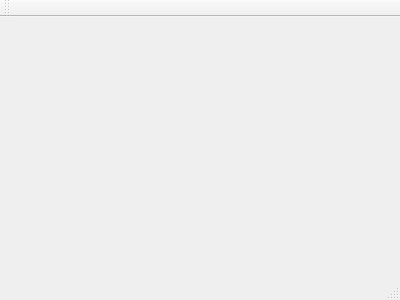
First picture: the form in mainwindow.ui, repository OlexandrI/SidleAnn, before the edit.
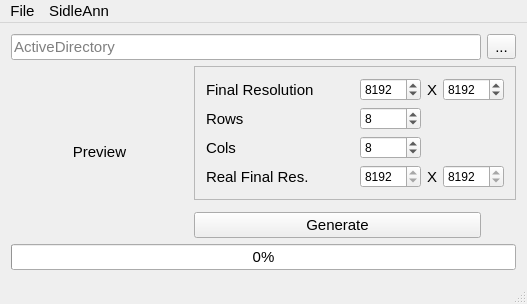
Second picture: the form after the edit.

Patch:
```diff
--- a/mainwindow.ui
+++ b/mainwindow.ui
@@ -1,24 +1,380 @@
 <ui version="4.0">
  <class>MainWindow</class>
- <widget class="QMainWindow" name="MainWindow" >
-  <property name="geometry" >
+ <widget class="QMainWindow" name="MainWindow">
+  <property name="geometry">
    <rect>
     <x>0</x>
     <y>0</y>
-    <width>400</width>
-    <height>300</height>
+    <width>527</width>
+    <height>296</height>
    </rect>
   </property>
-  <property name="windowTitle" >
+  <property name="font">
+   <font>
+    <pointsize>11</pointsize>
+   </font>
+  </property>
+  <property name="windowTitle">
    <string>MainWindow</string>
   </property>
-  <widget class="QMenuBar" name="menuBar" />
-  <widget class="QToolBar" name="mainToolBar" />
-  <widget class="QWidget" name="centralWidget" />
-  <widget class="QStatusBar" name="statusBar" />
+  <widget class="QWidget" name="centralWidget">
+   <layout class="QGridLayout" name="gridLayout_2">
+    <item row="1" column="1" colspan="2">
+     <widget class="QFrame" name="frame">
+      <property name="frameShape">
+       <enum>QFrame::StyledPanel</enum>
+      </property>
+      <property name="frameShadow">
+       <enum>QFrame::Raised</enum>
+      </property>
+      <layout class="QGridLayout" name="gridLayout">
+       <item row="0" column="0">
+        <widget class="QLabel" name="label">
+         <property name="text">
+          <string>Final Resolution</string>
+         </property>
+        </widget>
+       </item>
+       <item row="0" column="1">
+        <spacer name="horizontalSpacer">
+         <property name="orientation">
+          <enum>Qt::Horizontal</enum>
+         </property>
+         <property name="sizeHint" stdset="0">
+          <size>
+           <width>40</width>
+           <height>20</height>
+          </size>
+         </property>
+        </spacer>
+       </item>
+       <item row="0" column="2">
+        <widget class="QSpinBox" name="FinalSizeX">
+         <property name="font">
+          <font>
+           <pointsize>9</pointsize>
+          </font>
+         </property>
+         <property name="minimum">
+          <number>16</number>
+         </property>
+         <property name="maximum">
+          <number>16384</number>
+         </property>
+         <property name="singleStep">
+          <number>2</number>
+         </property>
+         <property name="value">
+          <number>8192</number>
+         </property>
+        </widget>
+       </item>
+       <item row="0" column="3">
+        <widget class="QLabel" name="label_2">
+         <property name="text">
+          <string>X</string>
+         </property>
+        </widget>
+       </item>
+       <item row="0" column="4">
+        <widget class="QSpinBox" name="FinalSizeY">
+         <property name="font">
+          <font>
+           <pointsize>9</pointsize>
+          </font>
+         </property>
+         <property name="minimum">
+          <number>16</number>
+         </property>
+         <property name="maximum">
+          <number>16384</number>
+         </property>
+         <property name="singleStep">
+          <number>2</number>
+         </property>
+         <property name="value">
+          <number>8192</number>
+         </property>
+        </widget>
+       </item>
+       <item row="1" column="0">
+        <widget class="QLabel" name="label_3">
+         <property name="text">
+          <string>Rows</string>
+         </property>
+        </widget>
+       </item>
+       <item row="1" column="1">
+        <spacer name="horizontalSpacer_2">
+         <property name="orientation">
+          <enum>Qt::Horizontal</enum>
+         </property>
+         <property name="sizeHint" stdset="0">
+          <size>
+           <width>40</width>
+           <height>20</height>
+          </size>
+         </property>
+        </spacer>
+       </item>
+       <item row="1" column="2">
+        <widget class="QSpinBox" name="NumRows">
+         <property name="font">
+          <font>
+           <pointsize>9</pointsize>
+          </font>
+         </property>
+         <property name="minimum">
+          <number>1</number>
+         </property>
+         <property name="maximum">
+          <number>128</number>
+         </property>
+         <property name="singleStep">
+          <number>1</number>
+         </property>
+         <property name="value">
+          <number>8</number>
+         </property>
+        </widget>
+       </item>
+       <item row="2" column="0">
+        <widget class="QLabel" name="label_4">
+         <property name="text">
+          <string>Cols</string>
+         </property>
+        </widget>
+       </item>
+       <item row="2" column="1">
+        <spacer name="horizontalSpacer_3">
+         <property name="orientation">
+          <enum>Qt::Horizontal</enum>
+         </property>
+         <property name="sizeHint" stdset="0">
+          <size>
+           <width>40</width>
+           <height>20</height>
+          </size>
+         </property>
+        </spacer>
+       </item>
+       <item row="2" column="2">
+        <widget class="QSpinBox" name="NumCols">
+         <property name="font">
+          <font>
+           <pointsize>9</pointsize>
+          </font>
+         </property>
+         <property name="minimum">
+          <number>1</number>
+         </property>
+         <property name="maximum">
+          <number>128</number>
+         </property>
+         <property name="singleStep">
+          <number>1</number>
+         </property>
+         <property name="value">
+          <number>8</number>
+         </property>
+        </widget>
+       </item>
+       <item row="3" column="0">
+        <widget class="QLabel" name="label_5">
+         <property name="text">
+          <string>Real Final Res.</string>
+         </property>
+        </widget>
+       </item>
+       <item row="3" column="1">
+        <spacer name="horizontalSpacer_4">
+         <property name="orientation">
+          <enum>Qt::Horizontal</enum>
+         </property>
+         <property name="sizeHint" stdset="0">
+          <size>
+           <width>40</width>
+           <height>20</height>
+          </size>
+         </property>
+        </spacer>
+       </item>
+       <item row="3" column="2">
+        <widget class="QSpinBox" name="FinalSizeX_2">
+         <property name="font">
+          <font>
+           <pointsize>9</pointsize>
+          </font>
+         </property>
+         <property name="readOnly">
+          <bool>true</bool>
+         </property>
+         <property name="minimum">
+          <number>16</number>
+         </property>
+         <property name="maximum">
+          <number>16384</number>
+         </property>
+         <property name="singleStep">
+          <number>2</number>
+         </property>
+         <property name="value">
+          <number>8192</number>
+         </property>
+        </widget>
+       </item>
+       <item row="3" column="3">
+        <widget class="QLabel" name="label_6">
+         <property name="text">
+          <string>X</string>
+         </property>
+        </widget>
+       </item>
+       <item row="3" column="4">
+        <widget class="QSpinBox" name="FinalSizeY_2">
+         <property name="font">
+          <font>
+           <pointsize>9</pointsize>
+          </font>
+         </property>
+         <property name="readOnly">
+          <bool>true</bool>
+         </property>
+         <property name="minimum">
+          <number>16</number>
+         </property>
+         <property name="maximum">
+          <number>16384</number>
+         </property>
+         <property name="singleStep">
+          <number>2</number>
+         </property>
+         <property name="value">
+          <number>8192</number>
+         </property>
+        </widget>
+       </item>
+      </layout>
+     </widget>
+    </item>
+    <item row="3" column="1">
+     <widget class="QPushButton" name="pushButton">
+      <property name="text">
+       <string>Generate</string>
+      </property>
+     </widget>
+    </item>
+    <item row="4" column="0" colspan="3">
+     <widget class="QProgressBar" name="progressBar">
+      <property name="value">
+       <number>0</number>
+      </property>
+      <property name="textVisible">
+       <bool>true</bool>
+      </property>
+     </widget>
+    </item>
+    <item row="0" column="2">
+     <widget class="QToolButton" name="toolButton">
+      <property name="text">
+       <string>...</string>
+      </property>
+      <property name="toolButtonStyle">
+       <enum>Qt::ToolButtonIconOnly</enum>
+      </property>
+     </widget>
+    </item>
+    <item row="1" column="0" rowspan="3">
+     <widget class="QLabel" name="previewField">
+      <property name="text">
+       <string>Preview</string>
+      </property>
+      <property name="alignment">
+       <set>Qt::AlignCenter</set>
+      </property>
+     </widget>
+    </item>
+    <item row="2" column="1">
+     <spacer name="verticalSpacer">
+      <property name="orientation">
+       <enum>Qt::Vertical</enum>
+      </property>
+      <property name="sizeHint" stdset="0">
+       <size>
+        <width>20</width>
+        <height>4</height>
+       </size>
+      </property>
+     </spacer>
+    </item>
+    <item row="0" column="0" colspan="2">
+     <widget class="QLineEdit" name="tActiveDirectory">
+      <property name="readOnly">
+       <bool>true</bool>
+      </property>
+      <property name="placeholderText">
+       <string>ActiveDirectory</string>
+      </property>
+     </widget>
+    </item>
+   </layout>
+  </widget>
+  <widget class="QMenuBar" name="menuBar">
+   <property name="geometry">
+    <rect>
+     <x>0</x>
+     <y>0</y>
+     <width>527</width>
+     <height>21</height>
+    </rect>
+   </property>
+   <widget class="QMenu" name="menuSidleAnn">
+    <property name="title">
+     <string>File</string>
+    </property>
+    <addaction name="actionOpen_dir"/>
+    <addaction name="actionGenerate"/>
+    <addaction name="actionExit"/>
+   </widget>
+   <widget class="QMenu" name="menuSidleAnn_2">
+    <property name="title">
+     <string>SidleAnn</string>
+    </property>
+    <addaction name="actionSettings"/>
+    <addaction name="separator"/>
+    <addaction name="actionAbout"/>
+   </widget>
+   <addaction name="menuSidleAnn"/>
+   <addaction name="menuSidleAnn_2"/>
+  </widget>
+  <widget class="QStatusBar" name="statusBar"/>
+  <action name="actionSettings">
+   <property name="text">
+    <string>Settings</string>
+   </property>
+  </action>
+  <action name="actionAbout">
+   <property name="text">
+    <string>about</string>
+   </property>
+  </action>
+  <action name="actionOpen_dir">
+   <property name="text">
+    <string>Open dir</string>
+   </property>
+  </action>
+  <action name="actionGenerate">
+   <property name="text">
+    <string>Generate</string>
+   </property>
+  </action>
+  <action name="actionExit">
+   <property name="text">
+    <string>Exit</string>
+   </property>
+  </action>
  </widget>
- <layoutDefault spacing="6" margin="11" />
- <pixmapfunction></pixmapfunction>
+ <layoutdefault spacing="6" margin="11"/>
  <resources/>
  <connections/>
 </ui>
```
Left out of the diff: 1 changed line with no effect on the pictures.
